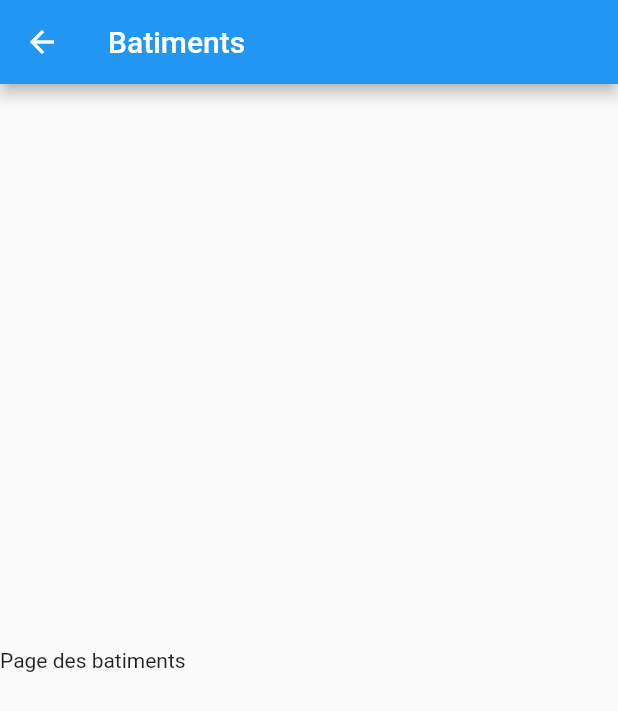
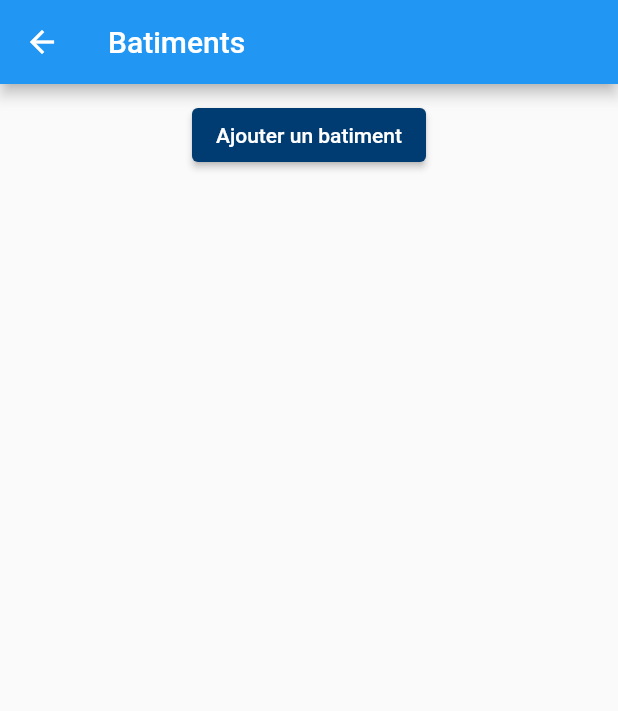
Before and after one commit to AmbreFavetto/Airlux, a Flutter app: the BuildingsPage screen opened directly, on a phone screen of 412 x 824 dp. Shown: the top 711 px of the screen. Run offline on Flutter 3.47's test engine with Material 2 defaults, Android fonts, the light colour scheme and no system bars.

Commit message:
button page des batiments

```diff
--- a/app_airlux/lib/buildings/buildings_page.dart
+++ b/app_airlux/lib/buildings/buildings_page.dart
@@ -1,3 +1,5 @@
+import 'package:app_airlux/buildings/addBuilding_page.dart';
+import 'package:app_airlux/shared/bottomButton.dart';
 import 'package:flutter/material.dart';
 
 class BuildingsPage extends StatefulWidget {
@@ -14,9 +16,24 @@ class BuildingsPageState extends State<BuildingsPage> {
         title: const Text('Batiments'),
       ),
       body: Column(
-        mainAxisAlignment: MainAxisAlignment.center,
+        mainAxisAlignment: MainAxisAlignment.start,
         children: [
-          Text('Page des batiments'),
+          SizedBox(height: 10.0),
+          Row(
+            mainAxisAlignment: MainAxisAlignment.center,
+            children: [
+              BottomButton(
+                title: 'Ajouter un batiment',
+                onTap: () {
+                  Navigator.push(
+                      context,
+                      MaterialPageRoute(
+                        builder: (context) => const AddBuildingPage(),
+                      ));
+                },
+              ),
+            ],
+          ),
         ],
       ),
     );
```
